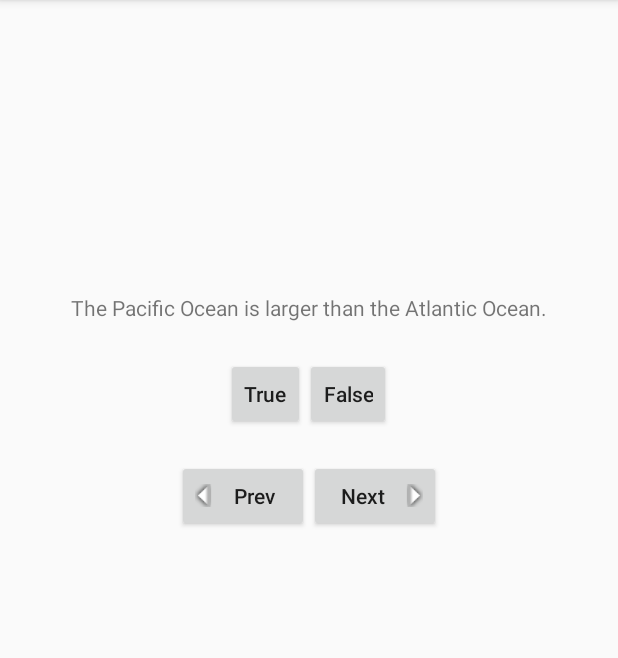
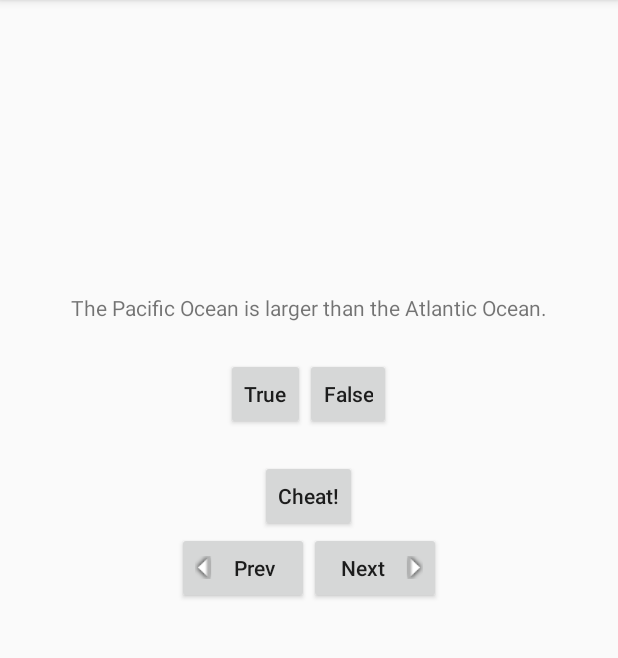
Before and after one commit to artemdemo/android-nerd-guide, an Android app: the screen it shows after launch (QuizActivity), on a phone screen of 412 x 824 dp, the part 84-742 px from its top. Run offline under Robolectric (Android 15) with nearby library versions, the phone set to English and light mode, and no system bars.

Commit message:
Added new activity

```diff
--- a/GeoQuiz/app/src/main/AndroidManifest.xml
+++ b/GeoQuiz/app/src/main/AndroidManifest.xml
@@ -16,6 +16,10 @@
                 <category android:name="android.intent.category.LAUNCHER" />
             </intent-filter>
         </activity>
+        <activity
+            android:name=".CheatActivity"
+            android:label="@string/title_activity_cheat" >
+        </activity>
     </application>
 
 </manifest>
--- a/GeoQuiz/app/src/main/java/me/artemdemo/geoquiz/QuizActivity.java
+++ b/GeoQuiz/app/src/main/java/me/artemdemo/geoquiz/QuizActivity.java
@@ -1,5 +1,6 @@
 package me.artemdemo.geoquiz;
 
+import android.content.Intent;
 import android.support.v7.app.ActionBarActivity;
 import android.os.Bundle;
 import android.util.Log;
@@ -16,6 +17,7 @@ public class QuizActivity extends ActionBarActivity {
     private Button mFalseButton;
     private Button mNextButton;
     private Button mPrevButton;
+    private Button mCheatButton;
     private TextView mQuestionTextView;
 
     private static final String TAG = "QuizActivity";
@@ -103,12 +105,20 @@ public class QuizActivity extends ActionBarActivity {
         mFalseButton = (Button)findViewById(R.id.false_button);
         mNextButton = (Button)findViewById(R.id.next_button);
         mPrevButton = (Button)findViewById(R.id.prev_button);
+        mCheatButton = (Button)findViewById(R.id.cheat_button);
 
         if ( savedInstanceState != null ) {
             mCurrentIndex = savedInstanceState.getInt(KEY_INDEX);
         }
 
         updateQuestion();
+
+        mQuestionTextView.setOnClickListener(new View.OnClickListener(){
+            @Override
+            public void onClick(View v) {
+                changeQuestion( mQuestonDirection.NEXT );
+            }
+        });
 
         mTrueButton.setOnClickListener(new View.OnClickListener() {
             @Override
@@ -124,10 +134,11 @@ public class QuizActivity extends ActionBarActivity {
             }
         });
 
-        mQuestionTextView.setOnClickListener(new View.OnClickListener(){
+        mCheatButton.setOnClickListener(new View.OnClickListener(){
             @Override
             public void onClick(View v) {
-                changeQuestion( mQuestonDirection.NEXT );
+                Intent i = new Intent(QuizActivity.this, CheatActivity.class);
+                startActivity(i);
             }
         });
 
--- a/GeoQuiz/app/src/main/res/layout/activity_quiz.xml
+++ b/GeoQuiz/app/src/main/res/layout/activity_quiz.xml
@@ -39,6 +39,15 @@
             android:id="@+id/false_button" />
     </LinearLayout>
 
+    <Button
+        style="?android:attr/buttonStyleSmall"
+        android:layout_width="wrap_content"
+        android:layout_height="wrap_content"
+        android:text="@string/cheat_button"
+        android:textAllCaps="false"
+        android:id="@+id/cheat_button"
+        android:layout_gravity="center_horizontal"/>
+
     <LinearLayout
         android:orientation="horizontal"
         android:layout_width="wrap_content"
```
Also changed, not shown: GeoQuiz/app/src/main/java/me/artemdemo/geoquiz/CheatActivity.java (added, +41 -0 lines), GeoQuiz/app/src/main/res/layout/activity_cheat.xml (added, +28 -0 lines), GeoQuiz/app/src/main/res/menu/menu_cheat.xml (added, +9 -0 lines), GeoQuiz/app/src/main/res/values/strings.xml (+8 -0 lines).
